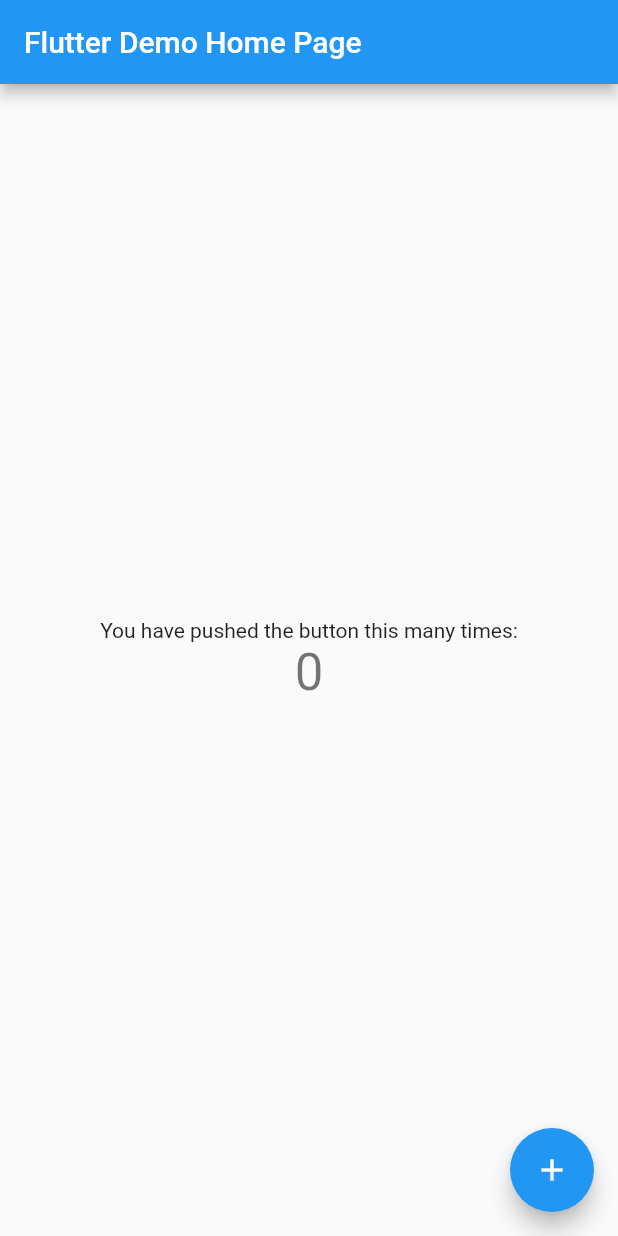
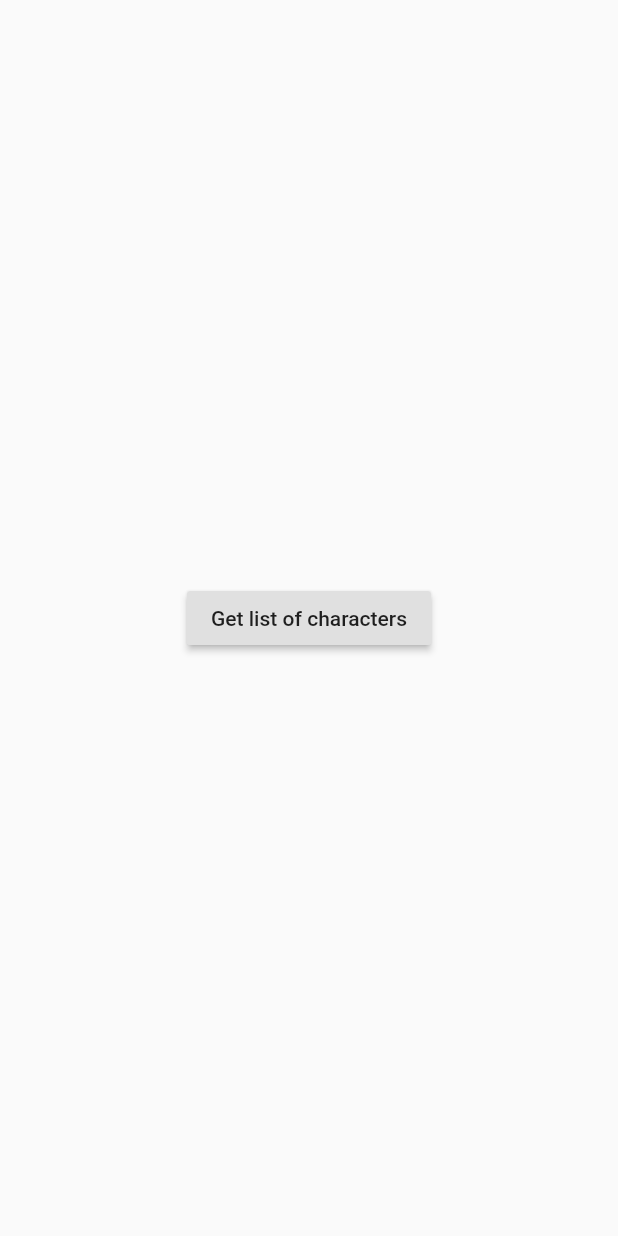
Before and after one commit to oddballteam/flutter_tech_interview, a Flutter app: the screen it shows after launch, on a phone screen of 412 x 824 dp. Run offline on Flutter 3.47's test engine with Material 2 defaults, Android fonts, the phone set to English and light mode, and no system bars.

Commit message:
first pass

```diff
--- /dev/null
+++ b/lib/Models/keys.dart
@@ -0,0 +1,4 @@
+class APIKeys {
+  static String publicKey = "72a28fe3382570cc1fc88235926e33e1";
+  static String privateKey = "5e91bcb278e8c76b113eddef64ca067e5be3dc01";
+}
--- /dev/null
+++ b/lib/Services/api_service.dart
@@ -0,0 +1,19 @@
+import 'dart:io';
+import 'package:http/http.dart' as http;
+import 'dart:convert' as convert;
+
+import 'package:tech_interview/Models/characters_model.dart';
+
+class Helper {
+  Future<Characters> makeHttpCall(Uri uri) async {
+    Characters characterResponse = Characters();
+    final response = await http.get(uri, headers: {});
+    if (response.statusCode == 200) {
+      var json = convert.jsonDecode(response.body);
+      print(json);
+      characterResponse = Characters.fromJson(json);
+    }
+    print("${response.statusCode}: ${response.body}");
+    return characterResponse;
+  }
+}
--- /dev/null
+++ b/lib/Store/marvel_store.dart
@@ -0,0 +1,30 @@
+import 'dart:convert';
+import 'package:flutter/foundation.dart';
+import 'package:tech_interview/Models/characters_model.dart';
+import 'package:tech_interview/Models/keys.dart';
+import 'package:tech_interview/Services/api_service.dart';
+import 'package:crypto/crypto.dart' as crypto;
+
+class MarvelStore with ChangeNotifier {
+  final baseUrl = "gateway.marvel.com";
+  final _helper = Helper();
+
+  Characters _characters = Characters();
+  Characters get characters => _characters;
+
+  Future<void> getListOfHeros() async {
+    var ts = DateTime.now().toString();
+    var hash = crypto.md5.convert(utf8.encode(ts + APIKeys.privateKey + APIKeys.publicKey)).toString();
+
+    final queryParams = {
+      "apikey": APIKeys.publicKey,
+      "ts": ts,
+      "hash": hash,
+      "limit": "50",
+    };
+
+    final getUri = Uri.https(baseUrl, '/v1/public/characters', queryParams);
+    _characters = await _helper.makeHttpCall(getUri);
+    notifyListeners();
+  }
+}
--- /dev/null
+++ b/lib/Views/home_view.dart
@@ -0,0 +1,19 @@
+import 'package:flutter/material.dart';
+
+class HomeScreen extends StatelessWidget {
+  const HomeScreen({Key key}) : super(key: key);
+
+  @override
+  Widget build(BuildContext context) {
+    return Scaffold(
+      body: Center(
+        child: Container(
+          child: RaisedButton(
+            onPressed: () => {},
+            child: Text("Get list of characters"),
+          ),
+        ),
+      ),
+    );
+  }
+}
--- /dev/null
+++ b/lib/Views/list_view.dart
@@ -0,0 +1,46 @@
+import 'package:flutter/material.dart';
+import 'package:tech_interview/Store/marvel_store.dart';
+import 'package:provider/provider.dart';
+
+class HomeScreen extends StatefulWidget {
+  const HomeScreen({Key key}) : super(key: key);
+
+  @override
+  _HomeScreenState createState() => _HomeScreenState();
+}
+
+class _HomeScreenState extends State<HomeScreen> {
+  var hasBeenSet = false;
+
+  @override
+  Widget build(BuildContext context) {
+    var marvelStore = context.watch<MarvelStore>();
+    setState(() {
+      if (hasBeenSet) {
+        return;
+      } else {
+        hasBeenSet = true;
+        marvelStore.getListOfHeros();
+      }
+    });
+
+    return Scaffold(
+      body: Center(
+        child: Container(
+          child: marvelStore.characters.data == null
+              ? CircularProgressIndicator()
+              : ListView.separated(
+                  itemCount: marvelStore.characters.data.count,
+                  itemBuilder: (BuildContext context, int index) {
+                    return ListTile(
+                      leading: Image.network(marvelStore.characters.data.results[index].thumbnail.path),
+                      title: Text(marvelStore.characters.data.results[index].name ?? "Unknown Name"),
+                    );
+                  },
+                  separatorBuilder: (BuildContext context, int index) => Divider(),
+                ),
+        ),
+      ),
+    );
+  }
+}
--- a/lib/main.dart
+++ b/lib/main.dart
@@ -1,7 +1,17 @@
 import 'package:flutter/material.dart';
+import 'package:provider/provider.dart';
+import 'package:tech_interview/Store/marvel_store.dart';
+import 'package:tech_interview/Views/home_view.dart';
 
 void main() {
-  runApp(MyApp());
+  runApp(
+    MultiProvider(
+      providers: [
+        ChangeNotifierProvider(create: (_) => MarvelStore()),
+      ],
+      child: MyApp(),
+    ),
+  );
 }
 
 class MyApp extends StatelessWidget {
@@ -11,107 +21,10 @@ class MyApp extends StatelessWidget {
     return MaterialApp(
       title: 'Flutter Demo',
       theme: ThemeData(
-        // This is the theme of your application.
-        //
-        // Try running your application with "flutter run". You'll see the
-        // application has a blue toolbar. Then, without quitting the app, try
-        // changing the primarySwatch below to Colors.green and then invoke
-        // "hot reload" (press "r" in the console where you ran "flutter run",
-        // or simply save your changes to "hot reload" in a Flutter IDE).
-        // Notice that the counter didn't reset back to zero; the application
-        // is not restarted.
         primarySwatch: Colors.blue,
-        // This makes the visual density adapt to the platform that you run
-        // the app on. For desktop platforms, the controls will be smaller and
-        // closer together (more dense) than on mobile platforms.
         visualDensity: VisualDensity.adaptivePlatformDensity,
       ),
-      home: MyHomePage(title: 'Flutter Demo Home Page'),
+      home: HomeScreen(),
     );
   }
 }
-
-class MyHomePage extends StatefulWidget {
-  MyHomePage({Key key, this.title}) : super(key: key);
-
-  // This widget is the home page of your application. It is stateful, meaning
-  // that it has a State object (defined below) that contains fields that affect
-  // how it looks.
-
-  // This class is the configuration for the state. It holds the values (in this
-  // case the title) provided by the parent (in this case the App widget) and
-  // used by the build method of the State. Fields in a Widget subclass are
-  // always marked "final".
-
-  final String title;
-
-  @override
-  _MyHomePageState createState() => _MyHomePageState();
-}
-
-class _MyHomePageState extends State<MyHomePage> {
-  int _counter = 0;
-
-  void _incrementCounter() {
-    setState(() {
-      // This call to setState tells the Flutter framework that something has
-      // changed in this State, which causes it to rerun the build method below
-      // so that the display can reflect the updated values. If we changed
-      // _counter without calling setState(), then the build method would not be
-      // called again, and so nothing would appear to happen.
-      _counter++;
-    });
-  }
-
-  @override
-  Widget build(BuildContext context) {
-    // This method is rerun every time setState is called, for instance as done
-    // by the _incrementCounter method above.
-    //
-    // The Flutter framework has been optimized to make rerunning build methods
-    // fast, so that you can just rebuild anything that needs updating rather
-    // than having to individually change instances of widgets.
-    return Scaffold(
-      appBar: AppBar(
-        // Here we take the value from the MyHomePage object that was created by
-        // the App.build method, and use it to set our appbar title.
-        title: Text(widget.title),
-      ),
-      body: Center(
-        // Center is a layout widget. It takes a single child and positions it
-        // in the middle of the parent.
-        child: Column(
-          // Column is also a layout widget. It takes a list of children and
-          // arranges them vertically. By default, it sizes itself to fit its
-          // children horizontally, and tries to be as tall as its parent.
-          //
-          // Invoke "debug painting" (press "p" in the console, choose the
-          // "Toggle Debug Paint" action from the Flutter Inspector in Android
-          // Studio, or the "Toggle Debug Paint" command in Visual Studio Code)
-          // to see the wireframe for each widget.
-          //
-          // Column has various properties to control how it sizes itself and
-          // how it positions its children. Here we use mainAxisAlignment to
-          // center the children vertically; the main axis here is the vertical
-          // axis because Columns are vertical (the cross axis would be
-          // horizontal).
-          mainAxisAlignment: MainAxisAlignment.center,
-          children: <Widget>[
-            Text(
-              'You have pushed the button this many times:',
-            ),
-            Text(
-              '$_counter',
-              style: Theme.of(context).textTheme.headline4,
-            ),
-          ],
-        ),
-      ),
-      floatingActionButton: FloatingActionButton(
-        onPressed: _incrementCounter,
-        tooltip: 'Increment',
-        child: Icon(Icons.add),
-      ), // This trailing comma makes auto-formatting nicer for build methods.
-    );
-  }
-}
--- a/pubspec.yaml
+++ b/pubspec.yaml
@@ -28,6 +28,9 @@ dependencies:
   # The following adds the Cupertino Icons font to your application.
   # Use with the CupertinoIcons class for iOS style icons.
   cupertino_icons: ^0.1.3
+  provider: ^4.3.2+3
+  http: ^0.12.2
+  crypto: ^2.1.5
 
 dev_dependencies:
   flutter_test:
```
Also changed, not shown: lib/Models/characters_model.dart (added, +277 -0 lines), pubspec.lock.
